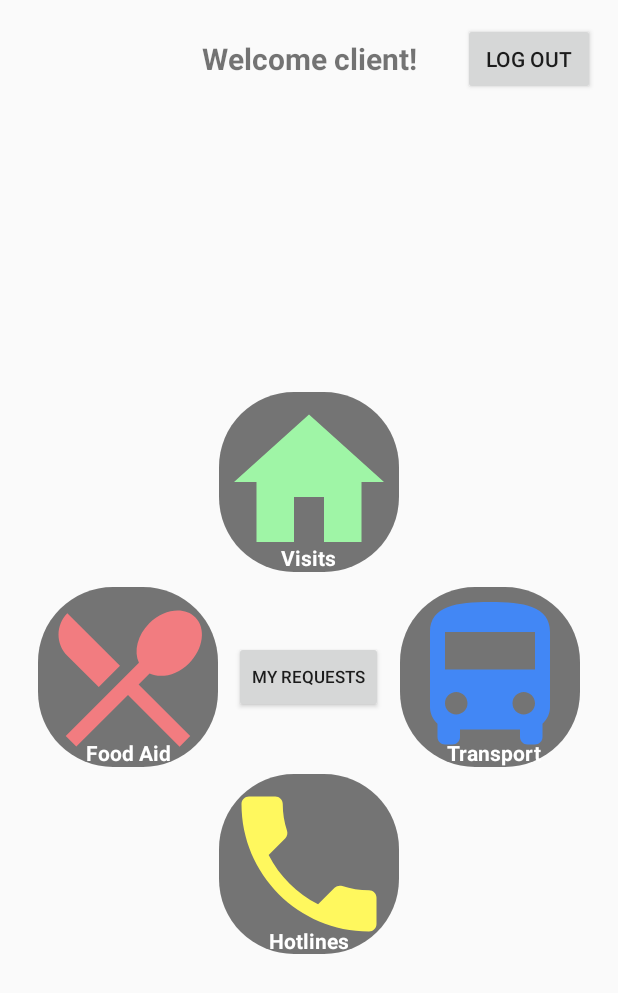
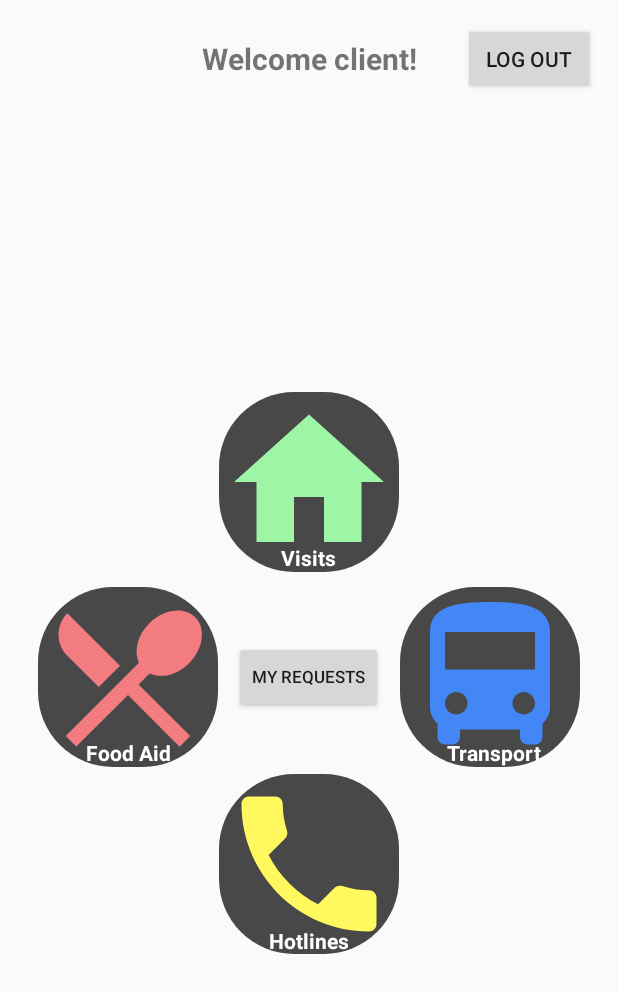
Before and after one commit to teo-jun-xiong/Eldereach, an Android app: the HomeClientActivity screen opened directly, with no data from a screen before it, on a phone screen of 412 x 824 dp. Shown: the top 993 px of the screen. Run offline under Robolectric (Android 15) with nearby library versions, the phone set to English and light mode, and no system bars; our stand-ins replace Firebase (no records; nobody signed in at launch, a user with empty details on screens opened directly).

Commit message:
Refactor variable names to be more consistent

```diff
--- a/app/src/main/java/com/eldereach/eldereach/HomeClientActivity.java
+++ b/app/src/main/java/com/eldereach/eldereach/HomeClientActivity.java
@@ -1,57 +1,30 @@
 package com.eldereach.eldereach;
 
 import android.content.Intent;
-import android.location.Address;
-import android.location.Geocoder;
 import android.os.Bundle;
 import android.view.View;
 import android.widget.Button;
 import android.widget.ImageButton;
-import android.widget.SearchView;
-import android.widget.Toast;
 
 import androidx.appcompat.app.AppCompatActivity;
-import androidx.fragment.app.FragmentActivity;
 
-import com.google.android.gms.maps.GoogleMap;
-import com.google.android.gms.maps.OnMapReadyCallback;
-import com.google.android.gms.maps.SupportMapFragment;
 import com.google.firebase.auth.FirebaseAuth;
 
-import java.util.List;
-
-import static android.widget.SearchView.*;
-
+/** Home screen for clients */
 public class HomeClientActivity extends AppCompatActivity {
-    Button btnLogOut;
-    ImageButton btnTransport;
-    FirebaseAuth firebaseAuth;
+    Button buttonLogOut;
+    ImageButton buttonTransport;
+    ImageButton buttonFoodAid;
+    ImageButton buttonVisit;
+    ImageButton buttonHotline;
+    Button buttonRequests;
 
     @Override
     protected void onCreate(Bundle savedInstanceState) {
         super.onCreate(savedInstanceState);
         setContentView(R.layout.activity_client);
-        btnLogOut = findViewById(R.id.btnClientLogOut);
-        btnTransport = findViewById(R.id.btnClientTransport);
 
-        btnLogOut.setOnClickListener(new View.OnClickListener() {
-            @Override
-            public void onClick(View view) {
-                FirebaseAuth.getInstance().signOut();
-                Intent I = new Intent(HomeClientActivity.this, LogInActivity.class);
-                startActivity(I);
-
-            }
-        });
-
-        btnTransport.setOnClickListener(new View.OnClickListener() {
-            @Override
-            public void onClick(View view) {
-                Toast.makeText(HomeClientActivity.this, "Not successful", Toast.LENGTH_SHORT).show();
-
-                startActivity(new Intent(HomeClientActivity.this, TransportClientActivity.class));
-            }
-        });
+        initialiseComponents();
     }
 
     @Override
@@ -64,4 +37,30 @@ public class HomeClientActivity extends AppCompatActivity {
             startActivity(new Intent(HomeClientActivity.this, LogInActivity.class));
         }
     }
+
+    private void initialiseComponents() {
+        buttonLogOut = findViewById(R.id.buttonLogOutClient);
+        buttonTransport = findViewById(R.id.buttonTransportClient);
+        buttonFoodAid = findViewById(R.id.buttonFoodAidClient);
+        buttonVisit = findViewById(R.id.buttonVisitClient);
+        buttonHotline = findViewById(R.id.buttonHotlinesClient);
+        buttonRequests = findViewById(R.id.buttonRequestsClient);
+
+        // Signs out of the app
+        buttonLogOut.setOnClickListener(new View.OnClickListener() {
+            @Override
+            public void onClick(View view) {
+                FirebaseAuth.getInstance().signOut();
+                startActivity(new Intent(HomeClientActivity.this, LogInActivity.class));
+
+            }
+        });
+
+        buttonTransport.setOnClickListener(new View.OnClickListener() {
+            @Override
+            public void onClick(View view) {
+                startActivity(new Intent(HomeClientActivity.this, TransportClientActivity.class));
+            }
+        });
+    }
 }
--- a/app/src/main/java/com/eldereach/eldereach/HomeVolunteerActivity.java
+++ b/app/src/main/java/com/eldereach/eldereach/HomeVolunteerActivity.java
@@ -1,11 +1,9 @@
 package com.eldereach.eldereach;
 
 import android.content.Intent;
-import android.graphics.Matrix;
 import android.os.Bundle;
 import android.view.View;
 import android.widget.Button;
-import android.widget.ImageButton;
 
 import androidx.appcompat.app.AppCompatActivity;
 
--- a/app/src/main/res/drawable/rounded_corners.xml
+++ b/app/src/main/res/drawable/rounded_corners.xml
@@ -1,5 +1,5 @@
 <?xml version="1.0" encoding="utf-8"?>
 <shape xmlns:android="http://schemas.android.com/apk/res/android">
-    <solid android:color="#88000000" />
+    <solid android:color="#B5000000" />
     <corners android:radius="50dp" />
 </shape>
--- a/app/src/main/res/layout/activity_client.xml
+++ b/app/src/main/res/layout/activity_client.xml
@@ -1,6 +1,5 @@
 <?xml version="1.0" encoding="utf-8"?>
 <LinearLayout xmlns:android="http://schemas.android.com/apk/res/android"
-    xmlns:app="http://schemas.android.com/apk/res-auto"
     xmlns:tools="http://schemas.android.com/tools"
     android:layout_width="match_parent"
     android:layout_height="match_parent"
@@ -14,7 +13,7 @@
         android:layout_gravity="center">
 
         <Button
-            android:id="@+id/btnClientLogOut"
+            android:id="@+id/buttonLogOutClient"
             android:layout_width="wrap_content"
             android:layout_height="wrap_content"
             android:layout_alignParentEnd="true"
@@ -22,7 +21,7 @@
             android:text="Log out" />
 
         <TextView
-            android:id="@+id/textClient"
+            android:id="@+id/textWelcomeClient"
             android:layout_width="wrap_content"
             android:layout_height="wrap_content"
             android:layout_alignParentStart="true"
@@ -41,10 +40,10 @@
         android:gravity="center">
 
         <ImageButton
-            android:id="@+id/btnClientVisit"
+            android:id="@+id/buttonVisitClient"
             android:layout_width="120dp"
             android:layout_height="120dp"
-            android:layout_above="@+id/layoutTransportFoodAid"
+            android:layout_above="@+id/layoutFoodAidTransportClient"
             android:layout_centerInParent="true"
             android:layout_marginBottom="10dp"
             android:background="@drawable/rounded_corners"
@@ -53,12 +52,31 @@
             android:text="Visit" />
 
         <RelativeLayout
-            android:id="@+id/layoutTransportFoodAid"
+            android:id="@+id/layoutFoodAidTransportClient"
             android:layout_width="wrap_content"
             android:layout_height="wrap_content">
 
+            <Button
+                android:id="@+id/buttonRequestsClient"
+                android:layout_width="wrap_content"
+                android:layout_height="wrap_content"
+                android:layout_centerInParent="true"
+                android:text="My requests"
+                android:textSize="11sp" />
+
             <ImageButton
-                android:id="@+id/btnClientFoodAid"
+                android:id="@+id/buttonTransportClient"
+                android:layout_width="120dp"
+                android:layout_height="120dp"
+                android:layout_alignParentEnd="true"
+                android:layout_marginEnd="25dp"
+                android:background="@drawable/rounded_corners"
+                android:scaleType="fitCenter"
+                android:src="@drawable/ic_transport"
+                android:text="Transport" />
+
+            <ImageButton
+                android:id="@+id/buttonFoodAidClient"
                 android:layout_width="120dp"
                 android:layout_height="120dp"
                 android:layout_alignParentStart="true"
@@ -68,29 +86,12 @@
                 android:src="@drawable/ic_food_aid"
                 android:text="Food aid" />
 
-            <ImageButton
-                android:id="@+id/btnClientTransport"
-                android:layout_width="120dp"
-                android:layout_height="120dp"
-                android:layout_alignParentEnd="true"
-                android:layout_marginEnd="25dp"
-                android:background="@drawable/rounded_corners"
-                android:scaleType="fitCenter"
-                android:src="@drawable/ic_transport"
-                android:text="Transport" />
-
-            <Button
-                android:layout_width="wrap_content"
-                android:layout_height="wrap_content"
-                android:text="My requests"
-                android:textSize="11sp"
-                android:layout_centerInParent="true"/>
             <TextView
                 android:layout_width="wrap_content"
                 android:layout_height="wrap_content"
-                android:layout_alignBottom="@+id/btnClientFoodAid"
+                android:layout_alignStart="@id/buttonFoodAidClient"
+                android:layout_alignBottom="@+id/buttonFoodAidClient"
                 android:layout_marginStart="32dp"
-                android:layout_alignStart="@id/btnClientFoodAid"
                 android:text="Food Aid"
                 android:textColor="#ffffff"
                 android:textSize="14sp"
@@ -99,10 +100,10 @@
             <TextView
                 android:layout_width="wrap_content"
                 android:layout_height="wrap_content"
-                android:layout_alignBottom="@+id/btnClientTransport"
+                android:layout_alignStart="@id/buttonTransportClient"
+                android:layout_alignBottom="@+id/buttonTransportClient"
                 android:layout_marginStart="31dp"
                 android:text="Transport"
-                android:layout_alignStart="@id/btnClientTransport"
                 android:textColor="#ffffff"
                 android:textSize="14sp"
                 android:textStyle="bold" />
@@ -111,10 +112,10 @@
         <RelativeLayout
             android:layout_width="match_parent"
             android:layout_height="wrap_content"
-            android:layout_below="@id/layoutTransportFoodAid" >
+            android:layout_below="@id/layoutFoodAidTransportClient">
 
             <ImageButton
-                android:id="@+id/btnClientHotline"
+                android:id="@+id/buttonHotlinesClient"
                 android:layout_width="120dp"
                 android:layout_height="120dp"
                 android:layout_centerInParent="true"
@@ -127,19 +128,19 @@
             <TextView
                 android:layout_width="wrap_content"
                 android:layout_height="wrap_content"
+                android:layout_alignBottom="@id/buttonHotlinesClient"
                 android:layout_centerHorizontal="true"
-                android:layout_alignBottom="@id/btnClientHotline"
                 android:layout_marginBottom="-5dp"
+                android:text="Hotlines"
                 android:textColor="#ffffff"
                 android:textSize="14sp"
-                android:textStyle="bold"
-                android:text="Hotlines" />
+                android:textStyle="bold" />
         </RelativeLayout>
 
         <TextView
             android:layout_width="wrap_content"
             android:layout_height="wrap_content"
-            android:layout_alignBottom="@+id/btnClientVisit"
+            android:layout_alignBottom="@+id/buttonVisitClient"
             android:layout_centerHorizontal="true"
             android:text="Visits"
             android:textColor="#ffffff"
--- a/app/src/main/res/layout/activity_login.xml
+++ b/app/src/main/res/layout/activity_login.xml
@@ -6,7 +6,7 @@
     android:orientation="vertical">
 
     <EditText
-        android:id="@+id/loginEmail"
+        android:id="@+id/textEmailLogIn"
         android:layout_width="match_parent"
         android:layout_height="wrap_content"
         android:layout_marginLeft="20dp"
@@ -18,7 +18,7 @@
         android:textSize="13sp" />
 
     <EditText
-        android:id="@+id/loginpaswd"
+        android:id="@+id/textPasswordLogIn"
         android:layout_width="match_parent"
         android:layout_height="wrap_content"
         android:layout_marginLeft="20dp"
@@ -30,7 +30,7 @@
         android:textSize="13sp" />
 
     <Button
-        android:id="@+id/btnLogIn"
+        android:id="@+id/buttonLogInLogIn"
         android:layout_width="match_parent"
         android:layout_height="wrap_content"
         android:layout_marginLeft="20dp"
--- a/app/src/main/res/layout/activity_main.xml
+++ b/app/src/main/res/layout/activity_main.xml
@@ -4,7 +4,7 @@
     android:layout_height="match_parent">
 
     <Button
-        android:id="@+id/button_log_in"
+        android:id="@+id/buttonLogInMain"
         android:layout_width="100dp"
         android:layout_height="100dp"
         android:layout_centerVertical="true"
@@ -13,12 +13,12 @@
         android:text="Log in" />
 
     <Button
-        android:id="@+id/button_sign_up"
+        android:id="@+id/buttonSignUpMain"
         android:layout_width="100dp"
         android:layout_height="100dp"
         android:layout_centerVertical="true"
         android:layout_alignParentEnd="true"
         android:layout_marginEnd="90dp"
-        android:layout_toStartOf="@+id/button_log_in"
+        android:layout_toStartOf="@+id/buttonLogInMain"
         android:text="Sign up" />
 </RelativeLayout>
--- a/app/src/main/res/layout/activity_volunteer.xml
+++ b/app/src/main/res/layout/activity_volunteer.xml
@@ -43,7 +43,7 @@
             android:id="@+id/btnVolunteerVisit"
             android:layout_width="150dp"
             android:layout_height="150dp"
-            android:layout_above="@+id/layoutTransportFoodAid"
+            android:layout_above="@+id/layoutFoodAidTransportClient"
             android:layout_centerInParent="true"
             android:layout_marginBottom="10dp"
             android:background="@drawable/rounded_corners"
@@ -63,7 +63,7 @@
             android:textStyle="bold" />
 
         <RelativeLayout
-            android:id="@+id/layoutTransportFoodAid"
+            android:id="@+id/layoutFoodAidTransportClient"
             android:layout_width="wrap_content"
             android:layout_height="wrap_content">
 
```
Also changed, not shown: app/src/main/java/com/eldereach/eldereach/LogInActivity.java (+65 -65 lines), app/src/main/java/com/eldereach/eldereach/MainActivity.java (+5 -7 lines), app/src/main/java/com/eldereach/eldereach/SignUpActivity.java (+57 -49 lines), app/src/main/java/com/eldereach/eldereach/SplashActivity.java (+20 -10 lines), app/src/main/java/com/eldereach/eldereach/TransportClientActivity.java (+60 -57 lines), app/src/main/res/layout/activity_client_transport.xml (+30 -29 lines), app/src/main/res/layout/activity_signup.xml (+14 -12 lines).
